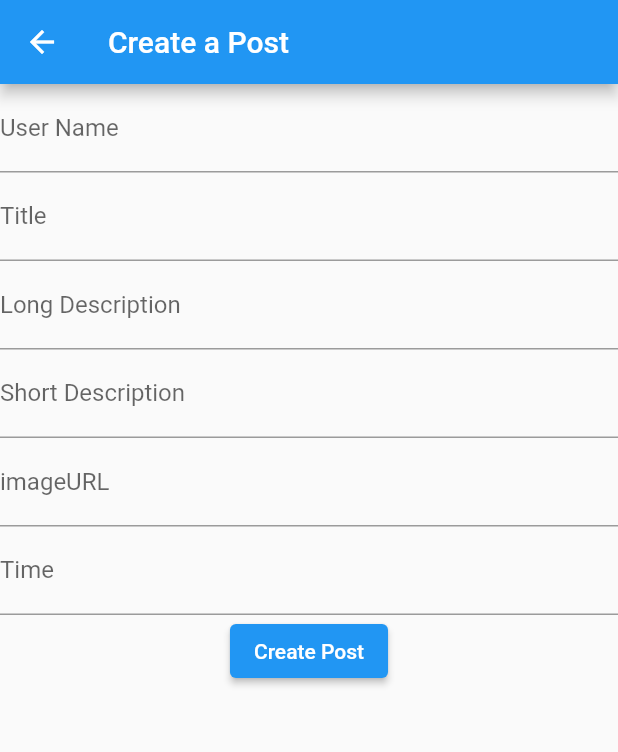
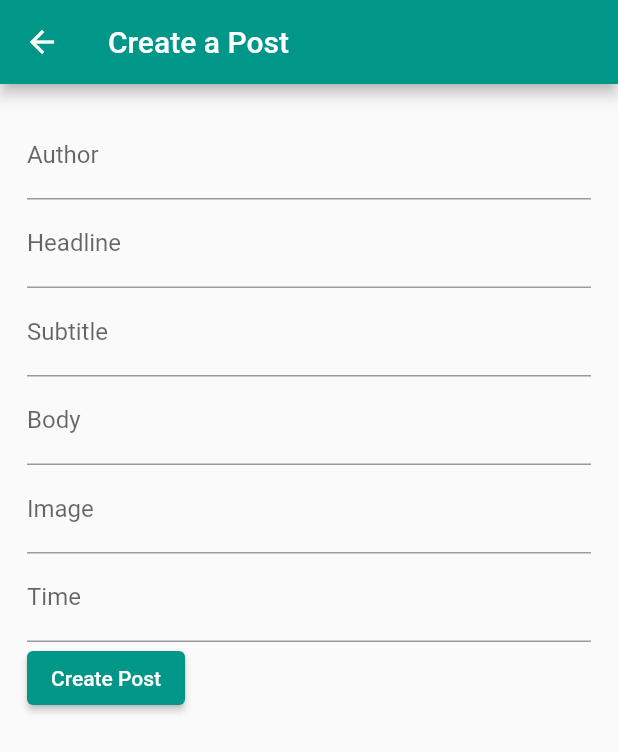
Before and after one commit to PotatoTimz/NewsFlash-App, a Flutter app: the HomePageWidget screen opened by its route, after a tap on the "add" icon, on a phone screen of 412 x 824 dp. Shown: the top 752 px of the screen. Run offline on Flutter 3.47's test engine with Material 2 defaults, Android fonts, the phone set to English and light mode, and no system bars; our stand-ins replace cloud_firestore, firebase_core, sqflite; accounts and stored records are empty.

Commit message:
Create Post readability and Aesthetic
Create post is now better suited to fit the screen, and the colour scheme is more secure

```diff
--- a/lib/main.dart
+++ b/lib/main.dart
@@ -35,7 +35,7 @@ class MyApp extends StatelessWidget {
             return MaterialApp(
               title: 'Flutter Demo',
               theme: ThemeData(
-                primarySwatch: Colors.blue,
+                primarySwatch: Colors.teal,
               ),
               home: const LoginPage(title: 'Flutter Demo Home Page'),
               routes: {
--- a/lib/views/HomePage.dart
+++ b/lib/views/HomePage.dart
@@ -67,6 +67,13 @@ class _HomePageWidgetState extends State<HomePageWidget> {
           actions: [
             IconButton(
                 onPressed: () {
+                  goToCreatePostPage(context);
+                },
+              tooltip: "Submit your article!",
+                icon: const Icon(Icons.add),
+            ),
+            IconButton(
+                onPressed: () {
                   showSearch(context: context, delegate: SearchPage());
                 },
                 icon: const Icon(Icons.search)),
@@ -87,7 +94,7 @@ class _HomePageWidgetState extends State<HomePageWidget> {
           ],
         ),
         bottomNavigationBar: Container(
-          decoration: const BoxDecoration(color: Colors.lightBlue),
+          decoration: const BoxDecoration(color: Colors.teal),
           child: const TabBar(
             tabs: [
               Tab(text: "HomeScreen", icon: Icon(Icons.home),),
@@ -97,13 +104,6 @@ class _HomePageWidgetState extends State<HomePageWidget> {
               Tab(text: "Profile", icon: Icon(Icons.account_box)),
             ],
           ),
-        ),
-        floatingActionButton: FloatingActionButton(
-          onPressed: () {
-            goToCreatePostPage(context);
-          },
-          tooltip: 'Make Post',
-          child: const Icon(Icons.add),
         ),
       ),
     );
--- a/lib/views/MakePostPage.dart
+++ b/lib/views/MakePostPage.dart
@@ -2,6 +2,7 @@ import 'package:flutter/material.dart';
 import 'package:groupproject/models/PostOnline.dart';
 import 'package:provider/provider.dart';
 
+//TODO: Username should eventually be automatically filled in via the username that the user is currently logged in with.
 class CreatePostWidget extends StatefulWidget {
   const CreatePostWidget({Key? key, this.title}) : super(key: key);
 
@@ -28,12 +29,15 @@ class _CreatePostWidgetState extends State<CreatePostWidget> {
       appBar: AppBar(title:Text(widget.title!)),
       body: Form(
         key: formKey,
+        child: Padding(
+            padding: const EdgeInsets.all(18.0),
             child: Column(
+              crossAxisAlignment: CrossAxisAlignment.start,
               children: [
-
                 TextFormField(
                   decoration: const InputDecoration(
-                  labelText: "User Name"
+                    labelText: "Author",
+                    hintText: "Enter your Username here",
                   ),
                   onChanged: (value){
                     userName = value;
@@ -41,7 +45,8 @@ class _CreatePostWidgetState extends State<CreatePostWidget> {
                 ),
                 TextFormField(
                   decoration: const InputDecoration(
-                  labelText: "Title"
+                      labelText: "Headline",
+                      hintText: "Enter the title of your article"
                   ),
                   onChanged: (value){
                     title = value;
@@ -49,15 +54,9 @@ class _CreatePostWidgetState extends State<CreatePostWidget> {
                 ),
                 TextFormField(
                   decoration: const InputDecoration(
-                  labelText: "Long Description"
-              ),
-              onChanged: (value){
-                longDescription = value;
-              },
-            ),
-            TextFormField(
-              decoration: const InputDecoration(
-                  labelText: "Short Description"
+                      labelText: "Subtitle",
+                      hintText: "Enter the subtitle of your article"
+
                   ),
                   onChanged: (value){
                     shortDecription = value;
@@ -65,12 +64,24 @@ class _CreatePostWidgetState extends State<CreatePostWidget> {
                 ),
                 TextFormField(
                   decoration: const InputDecoration(
-                  labelText: "imageURL"
+                      labelText: "Body",
+                      hintText: "Here is the body of your article"
+                  ),
+                  onChanged: (value){
+                    longDescription = value;
+                  },
+                ),
+                //TODO: Captions for the images
+                TextFormField(
+                  decoration: const InputDecoration(
+                      labelText: "Image",
+                      hintText: "Enter a Valid URL for an image"
                   ),
                   onChanged: (value){
                     imageURL = value;
                   },
                 ),
+                //TODO: Set time to datetime.now() so it's automatically showed
                 TextFormField(
                   decoration: const InputDecoration(
                       labelText: "Time"
@@ -96,8 +107,10 @@ class _CreatePostWidgetState extends State<CreatePostWidget> {
                       );
                       Navigator.of(context).pop(newPost);
                     },
-                child: Text("Create Post"))
+                    child: Text("Create Post")
+                ),
               ],
+            ),
         ),
       ),
     );
```
Also changed, not shown: pubspec.lock. Lines whose indentation alone changed are shown as unchanged.
